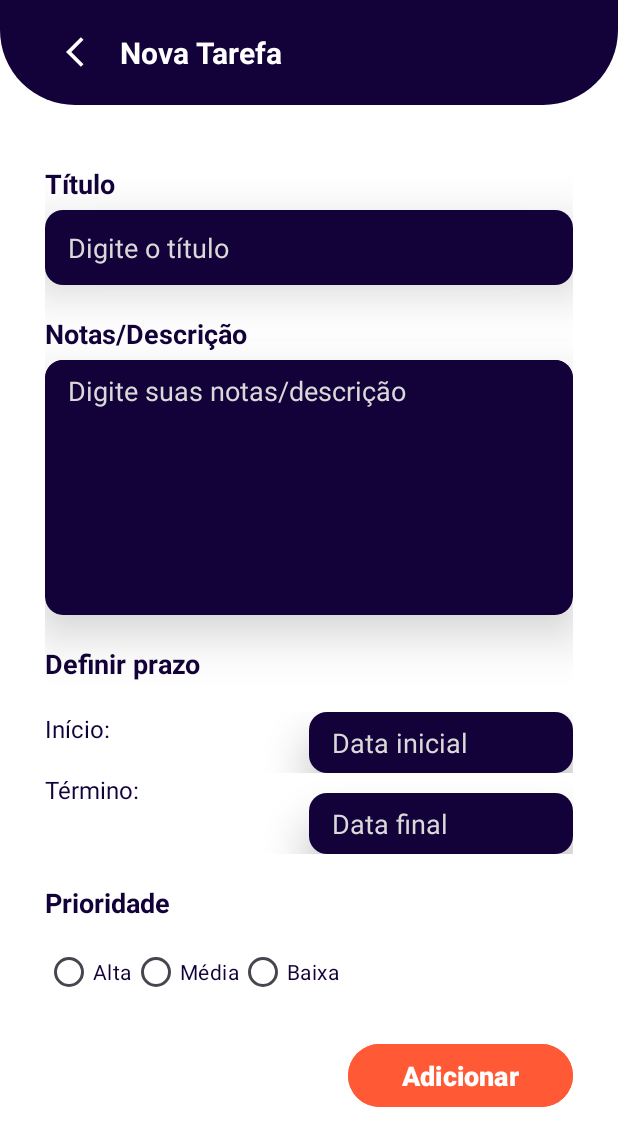
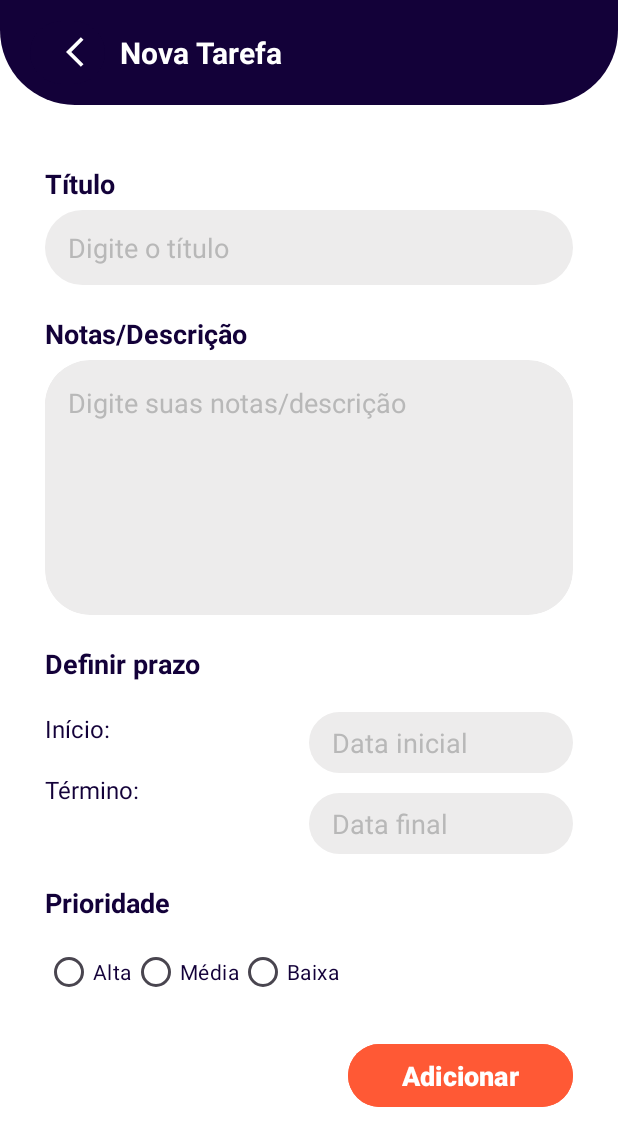
Before and after one commit to DevListApp/DevList, an Android app: the CreateTask screen opened directly, with no data from a screen before it, on a phone screen of 412 x 824 dp. Shown: the top 1146 px of the screen. Run offline under Robolectric (Android 15) with nearby library versions, the phone set to English and light mode, and no system bars; our stand-ins replace Firebase (no records; nobody signed in at launch, a user with empty details on screens opened directly).

Commit message:
style: layout activity de criar tarefa

```diff
--- a/app/src/main/java/com/devlist/app/screens/task/CreateTask.java
+++ b/app/src/main/java/com/devlist/app/screens/task/CreateTask.java
@@ -122,9 +122,6 @@ public class CreateTask extends AppCompatActivity {
     };
 
     private void adicionarTarefa(String titulo, String notas, Date dataInicio, Date dataFinal ) {
-        btnAdicionarTarefa.setEnabled(false);
-        btnAdicionarTarefa.setText("");
-        progressBar.setVisibility(View.VISIBLE);
         taskRepository = new TaskRepository();
         // VERIFICA SE TODOS OS CAMPOS ESTÃO PREENCHIDOS
         if (titulo.isEmpty() || dataInicio == null || dataFinal == null) {
@@ -132,6 +129,9 @@ public class CreateTask extends AppCompatActivity {
             return;
         }
 
+        btnAdicionarTarefa.setEnabled(false);
+        btnAdicionarTarefa.setText("");
+        progressBar.setVisibility(View.VISIBLE);
         // OBTEM A PRIORIDADE ESCOLHIDA
         int idPrioridadeSelecionada = radioGroupPrioridade.getCheckedRadioButtonId();
         RadioButton prioridadeSelecionada = findViewById(idPrioridadeSelecionada);
--- a/app/src/main/java/com/devlist/app/screens/user/ViewModelUser.java
+++ b/app/src/main/java/com/devlist/app/screens/user/ViewModelUser.java
@@ -17,6 +17,7 @@ public class ViewModelUser extends ViewModel {
         userRepository = new UserRepository();
     }
 
+
     public void creatUser(List<String> user, UserFirebaseDataSource.UserCreationListener listener){
         userRepository.createUser(user, new UserFirebaseDataSource.UserCreationListener() {
             @Override
--- a/app/src/main/res/layout/activity_criar_tarefa.xml
+++ b/app/src/main/res/layout/activity_criar_tarefa.xml
@@ -1,6 +1,7 @@
 <?xml version="1.0" encoding="utf-8"?>
 <ScrollView xmlns:android="http://schemas.android.com/apk/res/android"
     xmlns:app="http://schemas.android.com/apk/res-auto"
+    xmlns:tools="http://schemas.android.com/tools"
     android:layout_width="match_parent"
     android:layout_height="match_parent"
     android:layout_gravity="start"
@@ -19,13 +20,14 @@
             android:layout_marginBottom="20dp"
             android:orientation="horizontal"
             android:background="@drawable/background_5">
+
             <Button
+                android:id="@+id/btnBackAddTask"
                 android:layout_width="50dp"
                 android:layout_height="50dp"
                 android:backgroundTint="@color/purple"
-                android:id="@+id/btnBackAddTask"
                 android:drawableLeft="@drawable/ic_arrow_back_white_24"
-                />
+                tools:ignore="SpeakableTextPresentCheck" />
             <TextView
                 android:layout_width="wrap_content"
                 android:layout_height="wrap_content"
@@ -59,16 +61,16 @@
             <androidx.cardview.widget.CardView
                 android:layout_width="match_parent"
                 android:layout_height="50dp"
-                app:cardCornerRadius="12dp"
+                app:cardCornerRadius="30dp"
                 android:layout_marginTop="5dp"
-                app:cardElevation="20dp">
+                app:cardElevation="0dp">
                 <EditText
                     android:id="@+id/taskTitulo"
                     android:layout_width="match_parent"
                     android:layout_height="match_parent"
                     android:hint="Digite o título"
-                    android:textColorHint="@color/gray"
-                    android:background="@color/purple"
+                    android:textColorHint="@color/gray2"
+                    android:background="@color/gray_task"
                     android:padding="8dp"
                     android:textColor="@color/black"
                     android:textColorHighlight="@color/cardview_dark_background"
@@ -89,22 +91,24 @@
             <androidx.cardview.widget.CardView
                 android:layout_width="match_parent"
                 android:layout_height="170dp"
-                app:cardCornerRadius="12dp"
+                app:cardCornerRadius="30dp"
                 android:layout_marginTop="5dp"
-                android:backgroundTint="@color/purple"
-                app:cardElevation="20dp">
+                android:backgroundTint="@color/gray_task"
+                app:cardElevation="0dp">
 
                 <EditText
                     android:id="@+id/taskNotas"
                     android:layout_width="match_parent"
                     android:layout_height="wrap_content"
-                    android:background="@color/purple"
+                    android:layout_marginTop="8dp"
+                    android:background="@color/gray_task"
                     android:hint="Digite suas notas/descrição"
                     android:padding="8dp"
                     android:paddingStart="15dp"
                     android:textColor="@color/black"
                     android:textColorHighlight="@color/cardview_dark_background"
-                    android:textColorHint="@color/gray" />
+                    android:textColorHint="@color/gray2"
+                    tools:ignore="TouchTargetSizeCheck" />
             </androidx.cardview.widget.CardView>
 
             <!-- DEFINIR PRAZO TITULO -->
@@ -140,19 +144,21 @@
                     android:layout_width="0dp"
                     android:layout_weight="1"
                     android:layout_height="wrap_content"
-                    app:cardCornerRadius="12dp"
-                    app:cardElevation="20dp">
+                    app:cardCornerRadius="30dp"
+                    app:cardElevation="0dp">
+
                     <EditText
                         android:id="@+id/taskIniHora"
                         android:layout_width="match_parent"
                         android:layout_height="wrap_content"
+                        android:background="@color/gray_task"
                         android:hint="Data inicial"
-                        android:textColorHint="@color/gray"
-                        android:background="@color/purple"
                         android:padding="8dp"
+                        android:paddingStart="15dp"
                         android:textColor="@color/black"
                         android:textColorHighlight="@color/cardview_dark_background"
-                        android:paddingStart="15dp"/>
+                        android:textColorHint="@color/gray2"
+                        tools:ignore="TouchTargetSizeCheck" />
                 </androidx.cardview.widget.CardView>
             </LinearLayout>
 
@@ -177,21 +183,23 @@
                     android:layout_width="0dp"
                     android:layout_weight="1"
                     android:layout_height="wrap_content"
-                    app:cardCornerRadius="12dp"
-                    app:cardElevation="20dp"
+                    app:cardCornerRadius="30dp"
+                    app:cardElevation="0dp"
                     android:layout_marginTop="20px"
                     >
+
                     <EditText
                         android:id="@+id/taskFimHora"
                         android:layout_width="match_parent"
                         android:layout_height="wrap_content"
+                        android:background="@color/gray_task"
                         android:hint="Data final"
-                        android:textColorHint="@color/gray"
-                        android:background="@color/purple"
                         android:padding="8dp"
+                        android:paddingStart="15dp"
                         android:textColor="@color/black"
                         android:textColorHighlight="@color/cardview_dark_background"
-                        android:paddingStart="15dp"/>
+                        android:textColorHint="@color/gray2"
+                        tools:ignore="TouchTargetSizeCheck" />
 
                 </androidx.cardview.widget.CardView>
             </LinearLayout>
--- a/app/src/main/res/layout/activity_dashboard.xml
+++ b/app/src/main/res/layout/activity_dashboard.xml
@@ -39,7 +39,7 @@
                 android:layout_width="match_parent"
                 android:layout_height="match_parent"
                 android:layout_marginBottom="10dp"
-                android:text="Bem - vindo (a)!"
+                android:text="Bem - vindo(a)!"
                 android:textColor="@color/purple"
                 android:textSize="20sp"
                 android:textStyle="bold" />
--- a/app/src/main/res/values/colors.xml
+++ b/app/src/main/res/values/colors.xml
@@ -10,4 +10,5 @@
     <color name="green">#5FED9C</color>
     <color name="orange">#FF5935</color>
     <color name="yellow">#FFCC00</color>
+    <color name="gray_task">#EDECEC</color>
 </resources>
```
Also changed, not shown: app/src/main/java/com/devlist/app/screens/dashboard/TaskAdapter.java (+7 -1 lines), app/src/main/java/com/devlist/app/screens/home/Home.java (deleted, +0 -66 lines), app/src/main/java/com/devlist/app/screens/home/HomeViewModel.java (deleted, +0 -34 lines).
